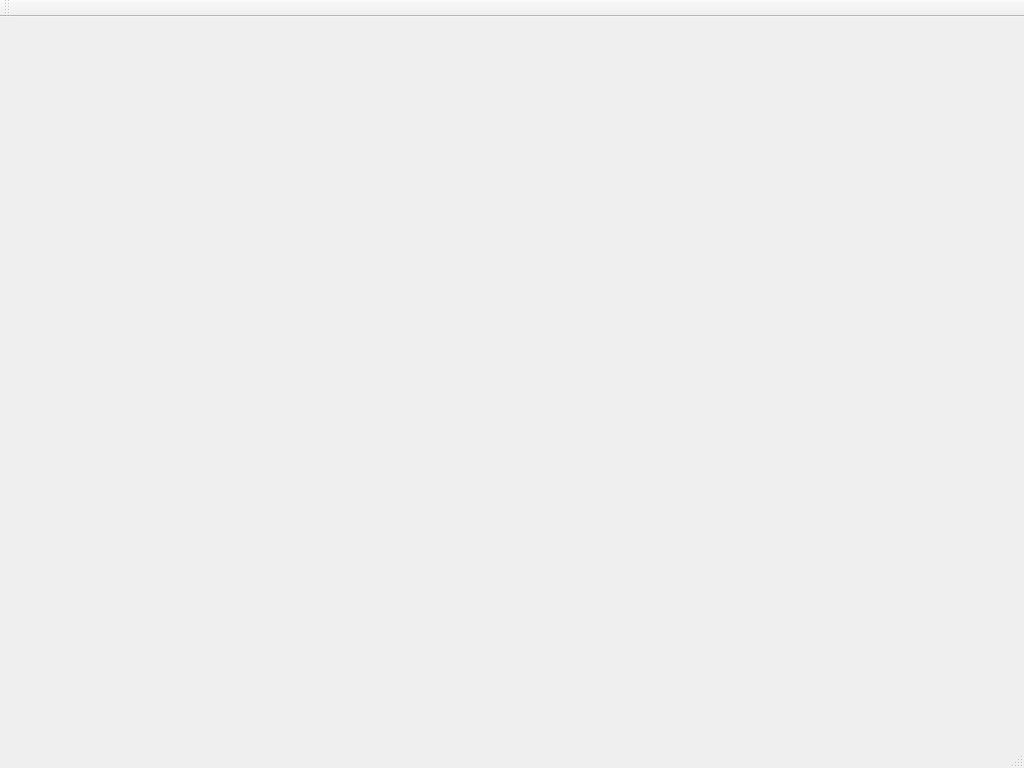
Qt form src/app/mainwindow.ui (hrobeers/finFoil) before a commit.
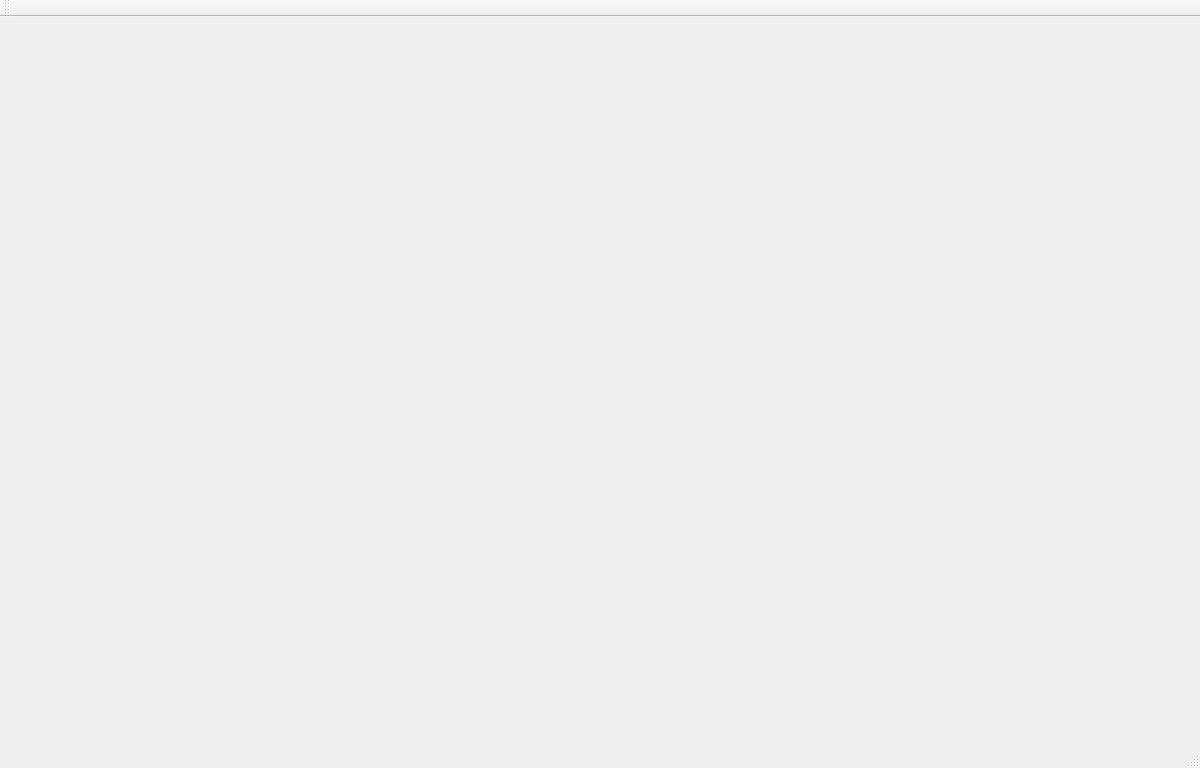
The same form after that commit.

```diff
--- a/src/app/mainwindow.ui
+++ b/src/app/mainwindow.ui
@@ -6,7 +6,7 @@
    <rect>
     <x>0</x>
     <y>0</y>
-    <width>1024</width>
+    <width>1200</width>
     <height>768</height>
    </rect>
   </property>
```
Left out of the diff: 4 changed lines with no effect on the pictures.
